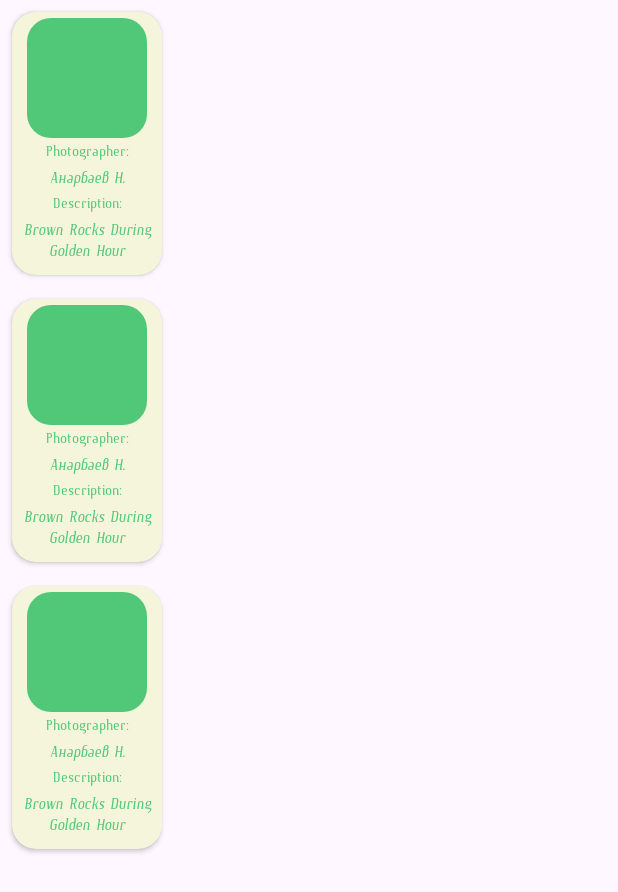
After one commit to Nurs-34/GalleryTechTask, an Android app: the layout fragment_photo_list.xml on its own in the app's theme, with its tools: preview values and no code run, on a phone screen of 412 x 824 dp. The commit adds this screen. Shown: the top 892 px of the screen. Run offline under Robolectric (Android 15) with nearby library versions, the phone set to English and light mode, and no system bars.

Commit message:
feature/gallery layout done

```diff
--- a/app/build.gradle
+++ b/app/build.gradle
@@ -38,6 +38,9 @@ dependencies {
     implementation 'androidx.appcompat:appcompat:1.4.1'
     implementation 'com.google.android.material:material:1.5.0'
     implementation 'androidx.constraintlayout:constraintlayout:2.1.3'
+    implementation 'androidx.legacy:legacy-support-v4:1.0.0'
+    implementation 'androidx.lifecycle:lifecycle-livedata-ktx:2.6.1'
+    implementation 'androidx.lifecycle:lifecycle-viewmodel-ktx:2.6.1'
     testImplementation 'junit:junit:4.13.2'
     androidTestImplementation 'androidx.test.ext:junit:1.1.5'
     androidTestImplementation 'androidx.test.espresso:espresso-core:3.5.1'
--- /dev/null
+++ b/app/src/main/res/layout/fragment_photo_list.xml
@@ -0,0 +1,15 @@
+<?xml version="1.0" encoding="utf-8"?>
+<FrameLayout xmlns:android="http://schemas.android.com/apk/res/android"
+    xmlns:app="http://schemas.android.com/apk/res-auto"
+    xmlns:tools="http://schemas.android.com/tools"
+    android:layout_width="match_parent"
+    android:layout_height="match_parent"
+    tools:context=".ui.PhotoListFragment">
+
+    <androidx.recyclerview.widget.RecyclerView
+        android:layout_width="match_parent"
+        android:layout_height="wrap_content"
+        app:layoutManager="androidx.recyclerview.widget.GridLayoutManager"
+        tools:listitem="@layout/photo_item" />
+
+</FrameLayout>
--- /dev/null
+++ b/app/src/main/res/layout/photo_item.xml
@@ -0,0 +1,55 @@
+<?xml version="1.0" encoding="utf-8"?>
+<androidx.cardview.widget.CardView xmlns:android="http://schemas.android.com/apk/res/android"
+    xmlns:app="http://schemas.android.com/apk/res-auto"
+    xmlns:tools="http://schemas.android.com/tools"
+    android:id="@+id/list_item"
+    android:layout_width="100dp"
+    android:layout_height="175dp"
+    android:layout_margin="8dp"
+    android:backgroundTint="@color/beige"
+    app:cardCornerRadius="16dp">
+
+    <LinearLayout
+        android:layout_width="match_parent"
+        android:layout_height="match_parent"
+        android:gravity="center_horizontal"
+        android:orientation="vertical">
+
+        <com.google.android.material.imageview.ShapeableImageView
+            android:id="@+id/shape_image_view"
+            android:layout_width="80dp"
+            android:layout_height="80dp"
+            android:layout_gravity="center"
+            android:layout_marginTop="4dp"
+            android:src="@color/emerald"
+            app:shapeAppearanceOverlay="@style/ShapeAppearanceOverlay.App.CornerSize20Percent" />
+
+        <TextView
+            style="@style/TitleTextStyle"
+            android:layout_width="match_parent"
+            android:layout_height="wrap_content"
+            android:text="@string/photographer" />
+
+        <TextView
+            android:id="@+id/text_view_name"
+            style="@style/BodyTextStyle"
+            android:layout_width="match_parent"
+            android:layout_height="wrap_content"
+            tools:text="Анарбаев Н." />
+
+        <TextView
+            style="@style/TitleTextStyle"
+            android:layout_width="match_parent"
+            android:layout_height="wrap_content"
+            android:text="@string/description" />
+
+        <TextView
+            android:id="@+id/text_view_description"
+            style="@style/BodyTextStyle"
+            android:layout_width="match_parent"
+            android:layout_height="wrap_content"
+            tools:text="Brown Rocks During Golden Hour" />
+
+    </LinearLayout>
+
+</androidx.cardview.widget.CardView>
--- a/app/src/main/res/values/colors.xml
+++ b/app/src/main/res/values/colors.xml
@@ -2,4 +2,6 @@
 <resources>
     <color name="black">#FF000000</color>
     <color name="white">#FFFFFFFF</color>
+    <color name="beige">#FFF5F5DC</color>
+    <color name="emerald">#FF50C878</color>
 </resources>
--- a/app/src/main/res/values/strings.xml
+++ b/app/src/main/res/values/strings.xml
@@ -1,3 +1,5 @@
 <resources>
     <string name="app_name">GalleryTechTask</string>
+    <string name="photographer">Photographer:</string>
+    <string name="description">Description:</string>
 </resources>
--- /dev/null
+++ b/app/src/main/res/values/styles.xml
@@ -0,0 +1,26 @@
+<?xml version="1.0" encoding="utf-8"?>
+<resources>
+
+    <style name="TitleTextStyle">
+        <item name="android:textColor">@color/emerald</item>
+        <item name="android:textSize">12sp</item>
+        <item name="android:gravity">center</item>
+        <item name="fontFamily">@font/gawaa_regular</item>
+        <item name="android:layout_marginTop">2dp</item>
+    </style>
+
+    <style name="BodyTextStyle">
+        <item name="android:textColor">@color/emerald</item>
+        <item name="android:textSize">14sp</item>
+        <item name="android:gravity">center</item>
+        <item name="textInputStyle">@id/italic</item>
+        <item name="fontFamily">@font/gawaa_italic</item>
+        <item name="android:layout_marginTop">2dp</item>
+    </style>
+
+
+    <style name="ShapeAppearanceOverlay.App.CornerSize20Percent" parent="">
+        <item name="cornerSize">20%</item>
+    </style>
+
+</resources>
```
Also changed, not shown: app/src/main/java/kg/nambaone/gallerytechtask/ui/PhotoDetailFragment.kt (added, +32 -0 lines), app/src/main/java/kg/nambaone/gallerytechtask/ui/PhotoDetailViewModel.kt (added, +7 -0 lines), app/src/main/java/kg/nambaone/gallerytechtask/ui/PhotoListFragment.kt (added, +32 -0 lines), app/src/main/java/kg/nambaone/gallerytechtask/ui/PhotoListViewModel.kt (added, +7 -0 lines), app/src/main/res/layout/activity_main.xml (+3 -12 lines), app/src/main/res/layout/fragment_photo_detail.xml (added, +18 -0 lines), app/src/main/res/font/gawaa_italic.otf (added), app/src/main/res/font/gawaa_regular.otf (added).
